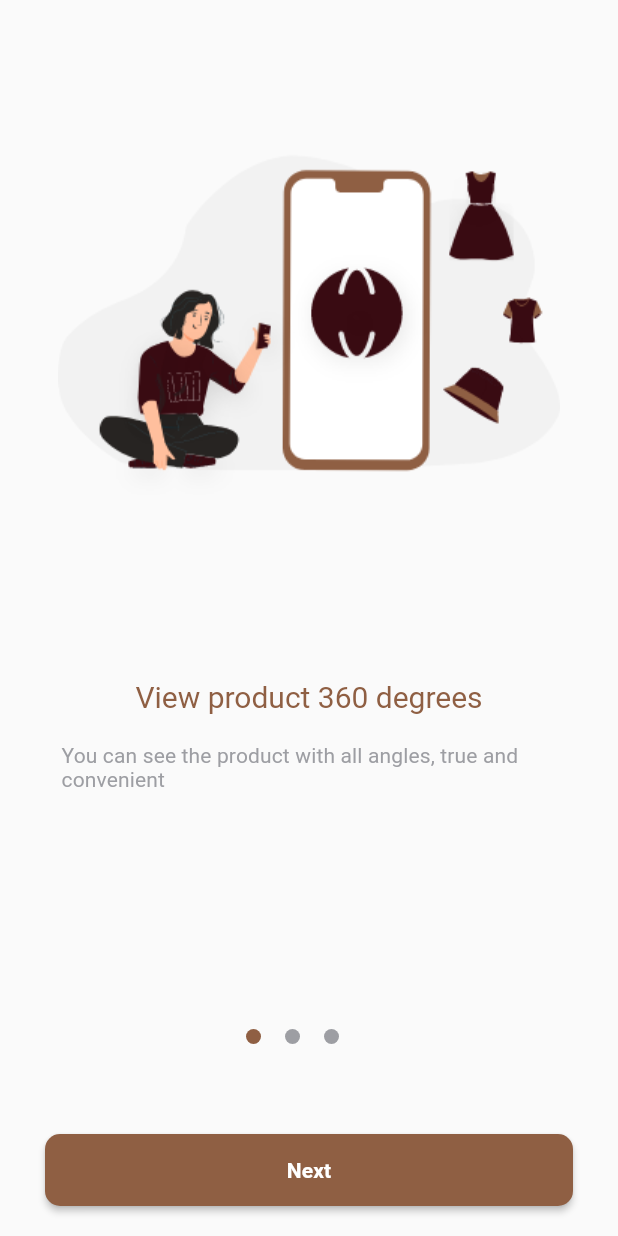
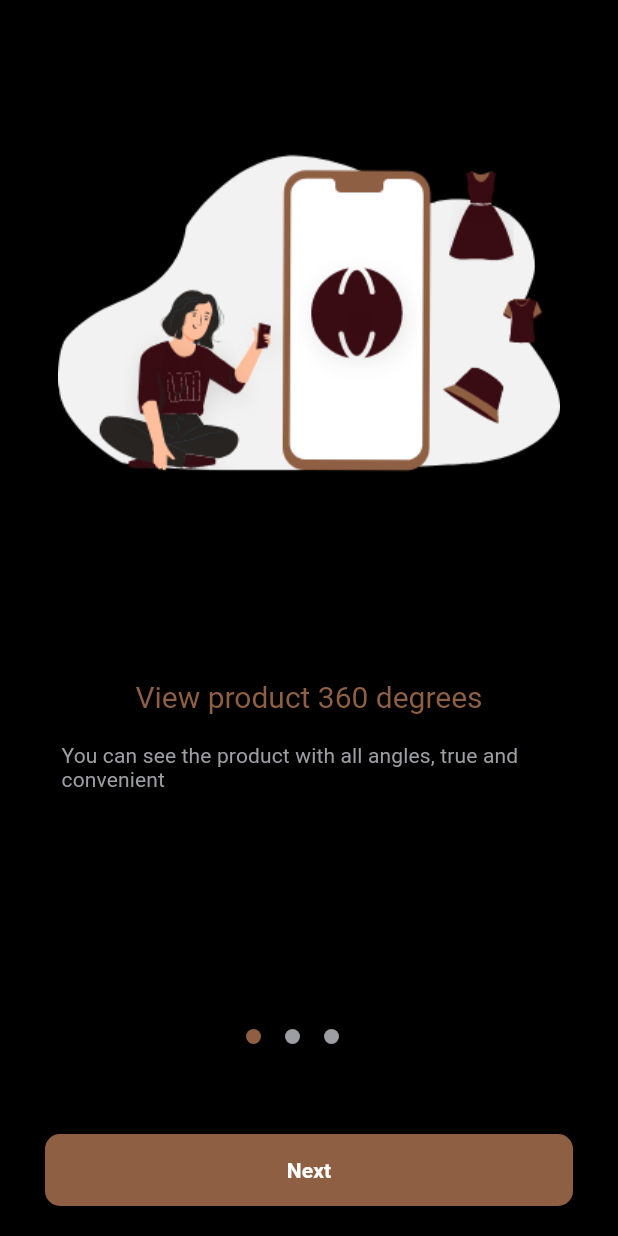
Before and after one commit to nuriulgen/E-Commerce-App-, a Flutter app: the screen it shows after launch, on a phone screen of 412 x 824 dp. Run offline on Flutter 3.47's test engine with Material 2 defaults, Android fonts, the phone set to English and light mode, and no system bars; our stand-ins replace auto_route, lottie, tab_indicator_styler.

Commit message:
Update main.dart

```diff
--- a/lib/main.dart
+++ b/lib/main.dart
@@ -2,6 +2,7 @@ import 'package:flutter/material.dart';
 import 'package:provider/provider.dart';
 
 import 'core/constants/app/app_constants.dart';
+import 'core/init/theme/theme_notifier.dart';
 import 'product/init/product_init.dart';
 import 'product/navigation/app_router.dart';
 
@@ -25,8 +26,7 @@ class MyApp extends StatelessWidget {
       routeInformationParser: _appRouter.defaultRouteParser(),
       debugShowCheckedModeBanner: false,
       title: ApplicationConstants.PROJECT_NAME,
-      //theme: context.watch<ThemeNotifier>().currentTheme,
-      theme: ThemeData.light(),
+      theme: context.watch<ThemeNotifier>().currentTheme,
     );
   }
 }
```
